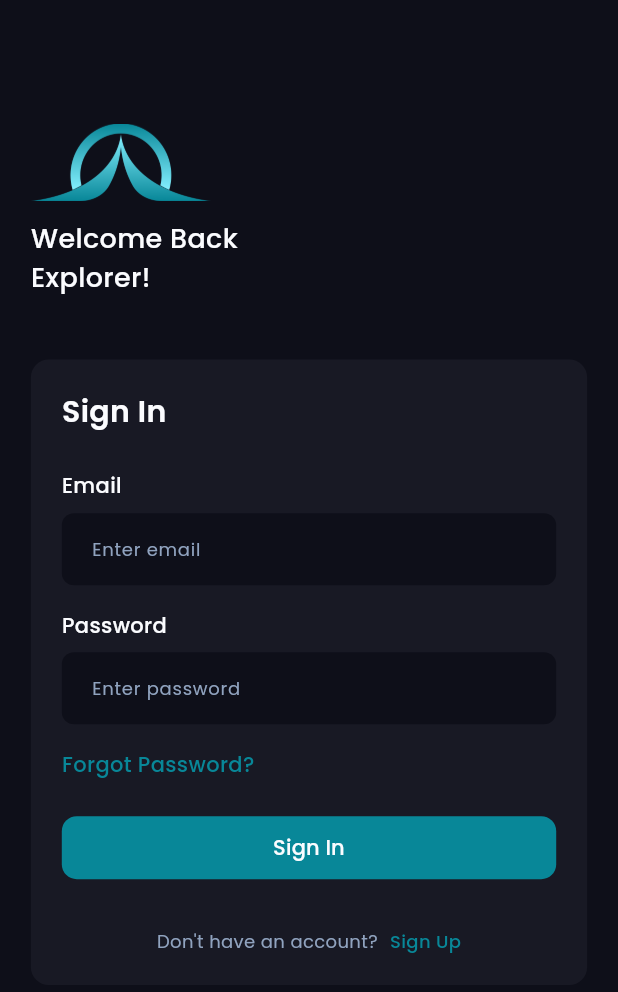
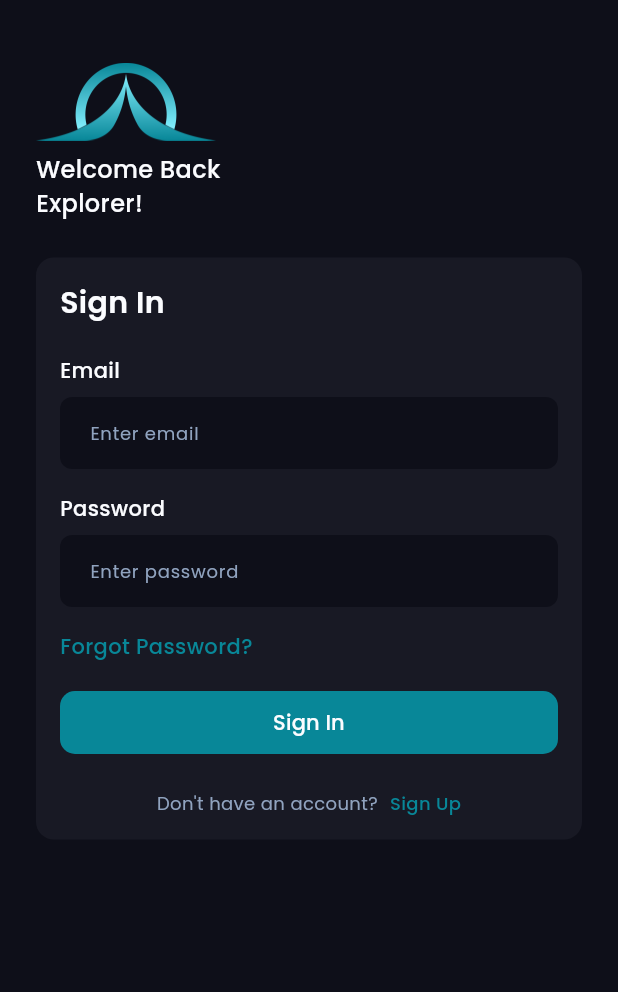
Before and after one commit to adityaputra42/hijab_store, a Flutter app: the screen it shows after launch, on a phone screen of 412 x 824 dp. Shown: the top 992 px of the screen. Run offline on Flutter 3.47's test engine with Material 3 defaults, Android fonts, the phone set to English and light mode, and no system bars; our stand-ins replace equatable, flutter_bloc, fpdart, go_router, internet_connection_checker_plus, shared_preferences; missing offline and left inert: iconify_flutter_plus.

Commit message:
add double extension

```diff
--- a/lib/core/common/widget/input_text.dart
+++ b/lib/core/common/widget/input_text.dart
@@ -38,7 +38,7 @@ class InputText extends StatelessWidget {
   final BorderRadius? borderRadius;
   final BorderSide? borderSide;
   final Color? borderColor;
-  final double? height;
+
   final TextAlign? textAlign;
   const InputText(
       {super.key,
@@ -73,7 +73,6 @@ class InputText extends StatelessWidget {
       this.contentPadding,
       this.borderRadius,
       this.borderColor,
-      this.height,
       this.textAlign,
       this.titleStyle});
 
@@ -99,9 +98,7 @@ class InputText extends StatelessWidget {
                       crossTitle ?? const SizedBox()
                     ],
                   ),
-                  SizedBox(
-                    height: context.height(0.01),
-                  )
+                  height(8),
                 ],
               ),
         TextFormField(
--- a/lib/features/auth/presentation/pages/sign_in_page.dart
+++ b/lib/features/auth/presentation/pages/sign_in_page.dart
@@ -19,7 +19,7 @@ class SignInPage extends StatelessWidget {
       body: SafeArea(child: BlocBuilder<AuthBloc, AuthState>(
         builder: (context, state) {
           return Padding(
-            padding: EdgeInsets.symmetric(horizontal: context.width(0.05)),
+            padding: const EdgeInsets.symmetric(horizontal: 24),
             child: LayoutBuilder(
               builder: (context, constraints) => SingleChildScrollView(
                 child: ConstrainedBox(
@@ -27,24 +27,18 @@ class SignInPage extends StatelessWidget {
                   child: Column(
                     crossAxisAlignment: CrossAxisAlignment.start,
                     children: [
-                      SizedBox(
-                        height: context.height(0.1),
-                      ),
+                      height(42),
                       Image.asset(AppImage.logo, width: 120),
-                      SizedBox(
-                        height: context.height(0.015),
-                      ),
+                      height(8),
                       Text(
                         'Welcome Back\nExplorer!',
-                        style: AppFont.medium18
+                        style: AppFont.medium16
                             .copyWith(color: Theme.of(context).indicatorColor),
                       ),
-                      SizedBox(
-                        height: context.height(0.05),
-                      ),
+                      height(24),
                       Center(
                         child: Container(
-                          padding: EdgeInsets.all(context.width(0.05)),
+                          padding: const EdgeInsets.all(16),
                           decoration: BoxDecoration(
                               borderRadius: BorderRadius.circular(12),
                               color: Theme.of(context).cardColor),
@@ -57,9 +51,7 @@ class SignInPage extends StatelessWidget {
                                 style: AppFont.semibold20.copyWith(
                                     color: Theme.of(context).indicatorColor),
                               ),
-                              SizedBox(
-                                height: context.height(0.03),
-                              ),
+                              height(20),
                               InputText(
                                 hintText: "Enter email",
                                 title: "Email",
@@ -68,9 +60,7 @@ class SignInPage extends StatelessWidget {
                                 filledColor:
                                     Theme.of(context).colorScheme.surface,
                               ),
-                              SizedBox(
-                                height: context.height(0.02),
-                              ),
+                              height(16),
                               InputText(
                                 hintText: "Enter password",
                                 title: "Password",
@@ -79,25 +69,19 @@ class SignInPage extends StatelessWidget {
                                 filledColor:
                                     Theme.of(context).colorScheme.surface,
                               ),
-                              SizedBox(
-                                height: context.height(0.02),
-                              ),
+                              height(16),
                               Text(
                                 "Forgot Password?",
                                 style: AppFont.medium14.copyWith(
                                     color: Theme.of(context).primaryColor),
                               ),
-                              SizedBox(
-                                height: context.height(0.03),
-                              ),
+                              height(20),
                               PrimaryButton(
                                   title: 'Sign In',
                                   onPressed: () {
                                     context.goNamed('main');
                                   }),
-                              SizedBox(
-                                height: context.height(0.04),
-                              ),
+                              height(24),
                               Row(
                                 mainAxisAlignment: MainAxisAlignment.center,
                                 children: [
@@ -106,7 +90,7 @@ class SignInPage extends StatelessWidget {
                                     style: AppFont.reguler12.copyWith(
                                         color: Theme.of(context).hintColor),
                                   ),
-                                  const SizedBox(width: 8),
+                                  width(8),
                                   InkWell(
                                     onTap: () {
                                       context.goNamed("sign_up");
@@ -124,9 +108,7 @@ class SignInPage extends StatelessWidget {
                           ),
                         ),
                       ),
-                      SizedBox(
-                        height: context.height(0.05),
-                      ),
+                      height(24)
                     ],
                   ),
                 ),
```
Also changed, not shown: lib/core/utils/double_extension.dart (+10 -0 lines), lib/features/auth/presentation/pages/sign_up_page.dart (+9 -11 lines).
